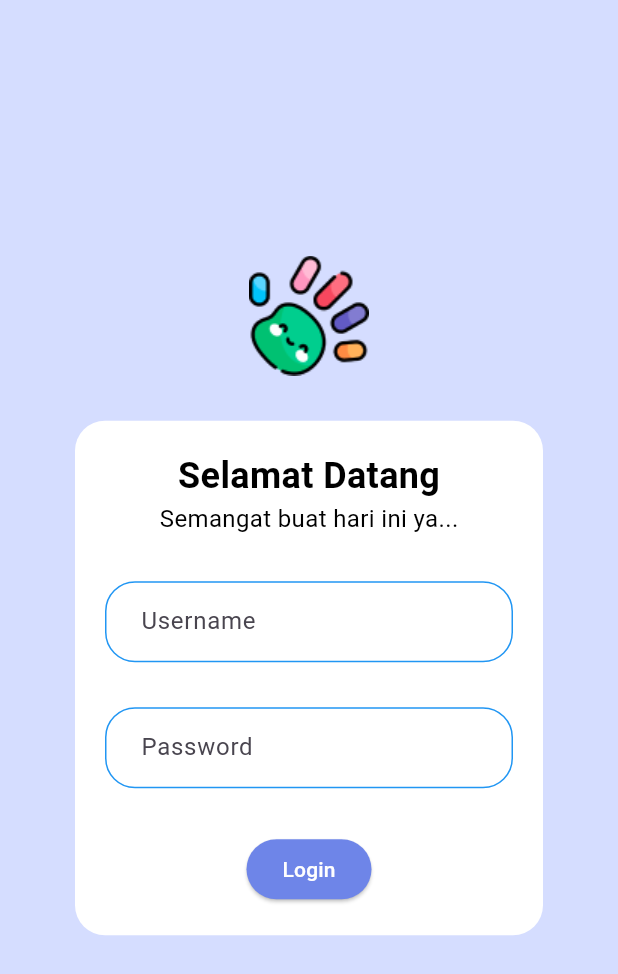
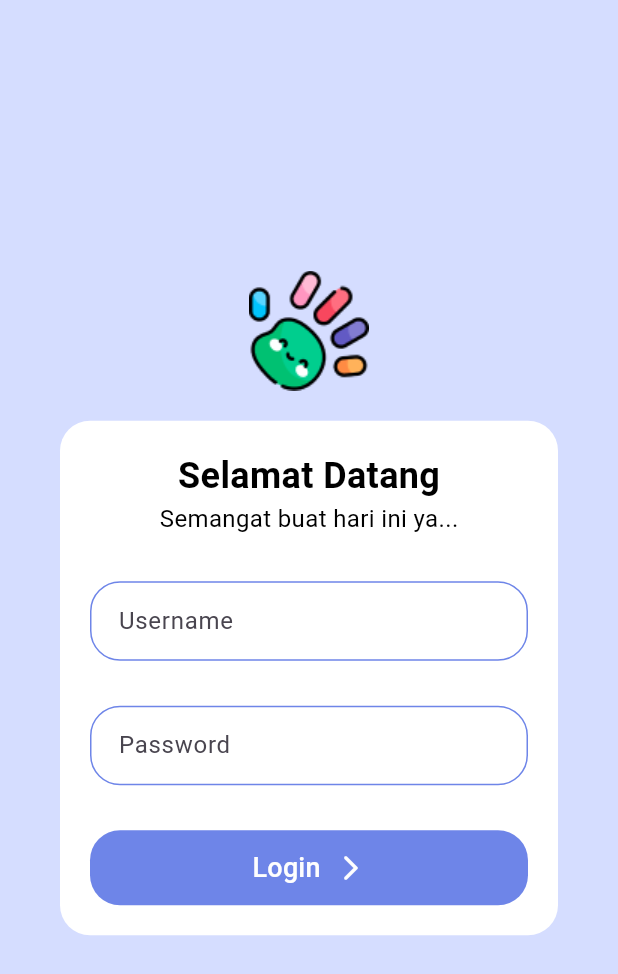
Before and after one commit to Nandra-png/talentaku_main, a Flutter app: the screen it shows after launch, on a phone screen of 412 x 824 dp. Shown: the top 974 px of the screen. Run offline on Flutter 3.47's test engine with Material 3 defaults, Android fonts, the phone set to English and light mode, and no system bars; our stand-ins replace crystal_navigation_bar, get, iconly, image_picker.

Commit message:
update_login

```diff
--- a/lib/constants/app_sizes.dart
+++ b/lib/constants/app_sizes.dart
@@ -20,6 +20,14 @@ class AppSizes {
   // Card Sizes
   static const double cardWidth = 280.0;
   static const double cardHeight = 160.0;
+
+  //card profile
+  static const double profileCardWidth = 350.0;
+  static const double profileCardHeigth = 70.0;
+
+  //buttonlogout
+  static const double logout = 150.0;
+
 
   // Container Heights
   static const double headerHeight = 120.0;
--- a/lib/main.dart
+++ b/lib/main.dart
@@ -19,15 +19,16 @@ class MainApp extends StatelessWidget {
   @override
   Widget build(BuildContext context) {
     return GetMaterialApp(
+      debugShowCheckedModeBanner: false,
       initialRoute: '/',
       routes: {
-        '/': (context) => Splashscreen(), // Splashscreen route
-        '/login': (context) => const LoginScreen(), // Login screen route
-        '/home': (context) => const HomeScreen(), // Main home screen route
+        '/': (context) => Splashscreen(),
+        '/login': (context) => const LoginScreen(),
+        '/home': (context) => const HomeScreen(),
       },
       initialBinding: BindingsBuilder(() {
         Get.put(
-            NavigationController()); // Initial bindings for NavigationController
+            NavigationController());
       }),
     );
   }
@@ -43,7 +44,7 @@ class MainScreen extends GetView<NavigationController> {
       body: Obx(
             () => IndexedStack(
           index: controller.selectedIndex.value,
-          children: const [
+          children: [
             HomeScreen(),
             LaporanSiswaScreen(),
             KelasScreen(),
--- a/lib/models/text_pair.dart
+++ b/lib/models/text_pair.dart
@@ -12,11 +12,11 @@ class CustomTextPairModel {
     required this.secondaryText,
     this.primaryStyle = const TextStyle(
       fontWeight: FontWeight.bold,
-      fontSize: 20,
+      fontSize: 18,
       color: Colors.black,
     ),
     this.secondaryStyle = const TextStyle(
-      fontSize: 16,
+      fontSize: 14,
       color: Colors.black,
     ),
     this.alignment = CrossAxisAlignment.center,
--- a/lib/views/home/home_screen.dart
+++ b/lib/views/home/home_screen.dart
@@ -25,7 +25,7 @@ class HomeScreen extends StatelessWidget {
           child: Column(
             crossAxisAlignment: CrossAxisAlignment.start,
             children: [
-              SizedBox(height: AppSizes.spaceL),
+              SizedBox(height: AppSizes.spaceXS),
               const WelcomeSign(),
               SizedBox(height: AppSizes.spaceXS),
 
--- a/lib/views/login/login.dart
+++ b/lib/views/login/login.dart
@@ -4,7 +4,8 @@ import 'package:talentaku/constants/app_colors.dart';
 import '../../constants/app_sizes.dart';
 import '../../controllers/login_controller.dart';
 import '../../widgets/custom_text_pair.dart';
-import '../../widgets/custom_text_field.dart'; // Import custom text field
+import '../../widgets/custom_text_field.dart';
+import '../../widgets/login_button.dart'; // Import custom text field
 
 class LoginScreen extends StatelessWidget {
   const LoginScreen({Key? key}) : super(key: key);
@@ -23,8 +24,8 @@ class LoginScreen extends StatelessWidget {
               children: [
                 Image.asset("images/logo.png"),
                 Container(
-                  padding: EdgeInsets.all(20),
-                  margin: EdgeInsets.all(30),
+                  padding: EdgeInsets.all(AppSizes.paddingXL),
+                  margin: EdgeInsets.all(AppSizes.paddingXL),
                   decoration: BoxDecoration(
                     borderRadius: BorderRadius.circular(20),
                     color: Colors.white,
@@ -33,7 +34,7 @@ class LoginScreen extends StatelessWidget {
                     children: [
                       // CustomTextPairWidget
                       CustomTextPairWidget(
-                        model: controller.getCustomTextPair(),
+                        model: controller.getPair(),
                       ),
 
                       SizedBox(height: AppSizes.spaceXL),
@@ -47,13 +48,12 @@ class LoginScreen extends StatelessWidget {
                       CustomTextFieldWidget(model: controller.getPasswordModel()),
 
                       SizedBox(height: AppSizes.spaceXL),
+
                       // Login button
-                      ElevatedButton(
-                        style: ElevatedButton.styleFrom(backgroundColor: AppColors.primary),
-                        onPressed: () {
-                          controller.onLoginPressed(context);
-                        },
-                        child: Text('Login', style: TextStyle(color: AppColors.textLight)),
+                      ReusableButton(
+                        buttonText: 'Login',
+                        icon: Icons.arrow_forward_ios_rounded,
+                        onPressed: () => controller.onLoginPressed(context), // Logika login di controller
                       ),
                     ],
                   ),
--- a/lib/widgets/custom_text_field.dart
+++ b/lib/widgets/custom_text_field.dart
@@ -1,4 +1,6 @@
 import 'package:flutter/material.dart';
+import '../constants/app_colors.dart';
+import '../constants/app_sizes.dart';
 import '../models/text_field.dart';
 
 class CustomTextFieldWidget extends StatelessWidget {
@@ -19,14 +21,20 @@ class CustomTextFieldWidget extends StatelessWidget {
           borderRadius: BorderRadius.circular(20),
         ),
         enabledBorder: OutlineInputBorder(
-          borderSide: const BorderSide(color: Colors.blue),
+          borderSide: const BorderSide(color: AppColors.primary),
           borderRadius: BorderRadius.circular(20),
         ),
         focusedBorder: OutlineInputBorder(
-          borderSide: const BorderSide(color: Colors.blue),
+          borderSide: const BorderSide(color: AppColors.primary),
           borderRadius: BorderRadius.circular(20),
         ),
-        contentPadding: const EdgeInsets.symmetric(vertical: 15, horizontal: 20),
+        contentPadding: EdgeInsets.symmetric(
+          vertical: AppSizes.paddingL, // Menambah padding vertikal
+          horizontal: AppSizes.paddingL // Menambah padding horizontal
+        ),
+      ),
+      style: TextStyle(
+        fontSize: AppSizes.spaceM, // Misalnya, ukuran font menengah
       ),
     );
   }
--- a/lib/widgets/login_button.dart
+++ b/lib/widgets/login_button.dart
@@ -1,48 +1,58 @@
-// widgets/reusable_button.dart
 import 'package:flutter/material.dart';
-import 'package:talentaku/constants/app_colors.dart';
-
-import '../models/button_login.dart';
+import '../constants/app_colors.dart';
 
 class ReusableButton extends StatelessWidget {
-  final ReusableButtonModel model;
+  final String buttonText;
+  final VoidCallback onPressed;
+  final IconData? icon;
+  final bool isFullWidth;
+  final double height;
+  final Color? backgroundColor;
+  final Color? textColor;
+  final double? fontSize;
 
-  const ReusableButton({super.key, required this.model});
+  const ReusableButton({
+    super.key,
+    required this.buttonText,
+    required this.onPressed,
+    this.icon,
+    this.isFullWidth = true,
+    this.height = 50,
+    this.backgroundColor,
+    this.textColor,
+    this.fontSize,
+  });
 
   @override
   Widget build(BuildContext context) {
-    return MaterialButton(
-      minWidth: double.infinity,
-      height: 50,
-      onPressed: () {
-        // Navigate to the target screen when button is clicked
-        Navigator.pushReplacement(
-          context,
-          MaterialPageRoute(builder: (context) => model.targetScreen),
-        );
-      },
-      color: AppColors.primary,
+    return SizedBox(
+      width: isFullWidth ? double.infinity : null, // This is controlled by the parent widget
+      child: ElevatedButton(
+        style: ElevatedButton.styleFrom(
+          backgroundColor: backgroundColor ?? AppColors.primary,
+          elevation: 0,
           shape: RoundedRectangleBorder(
             borderRadius: BorderRadius.circular(20),
           ),
-      elevation: 0,
+          minimumSize: Size(0, height),
+        ),
+        onPressed: onPressed,
         child: Row(
           mainAxisAlignment: MainAxisAlignment.center,
           children: [
             Text(
-            model.buttonText,
+              buttonText,
               style: TextStyle(
-              color: Colors.white,
-              fontSize: 18,
+                color: textColor ?? AppColors.textLight,
+                fontSize: fontSize ?? 18,
               ),
             ),
+            if (icon != null) ...[
               const SizedBox(width: 10),
-          const Icon(
-            size: 20,
-            Icons.arrow_forward_ios_rounded,
-            color: Colors.white,
+              Icon(icon, color: textColor ?? AppColors.textLight, size: 20),
+            ]
+          ],
         ),
-        ],
       ),
     );
   }
--- a/lib/widgets/notification_card.dart
+++ b/lib/widgets/notification_card.dart
@@ -4,7 +4,6 @@ import 'package:talentaku/controllers/notification_controller.dart';
 import 'package:talentaku/constants/app_colors.dart';
 import 'package:talentaku/constants/app_text_styles.dart';
 import 'package:talentaku/constants/app_sizes.dart';
-import 'package:talentaku/constants/app_decorations.dart';
 
 class NotificationCard extends StatelessWidget {
   final NotificationEvent notification;
--- a/lib/widgets/welcome_sign.dart
+++ b/lib/widgets/welcome_sign.dart
@@ -30,7 +30,7 @@ class WelcomeSign extends StatelessWidget {
               top: AppSizes.paddingXL,
             ),
             child: Text(
-              'Selamat Datang,',
+              'Selamat Pagi,',
               style: AppTextStyles.bodySmall,
             ),
           ),
--- a/pubspec.yaml
+++ b/pubspec.yaml
@@ -12,6 +12,7 @@ dependencies:
   get: ^4.6.5
   crystal_navigation_bar: ^1.0.0
   iconly: ^1.0.1
+  image_picker: ^0.8.5+3
 
 dev_dependencies:
   flutter_test:
```
Also changed, not shown: lib/controllers/login_controller.dart (+91 -38 lines), lib/controllers/profile_controller.dart (added, +43 -0 lines), lib/models/profile_models.dart (added, +31 -0 lines), lib/views/login/login_pick_image.dart (+10 -8 lines), lib/views/profile/profile_screen.dart (+82 -3 lines), lib/widgets/profile_widgets.dart (added, +29 -0 lines), pubspec.lock, 5 other files. Lines whose indentation alone changed are shown as unchanged.
